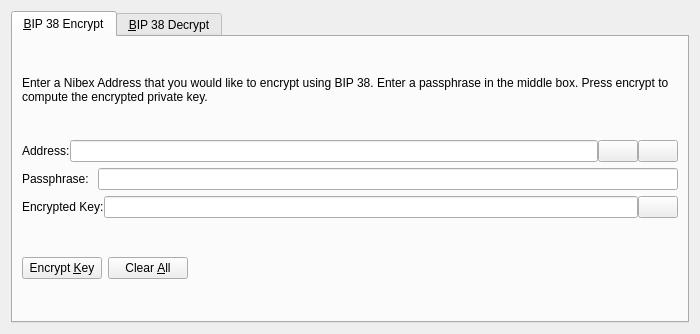
Old version of the form src/qt/forms/bip38tooldialog.ui in the repository eboot/Zix.
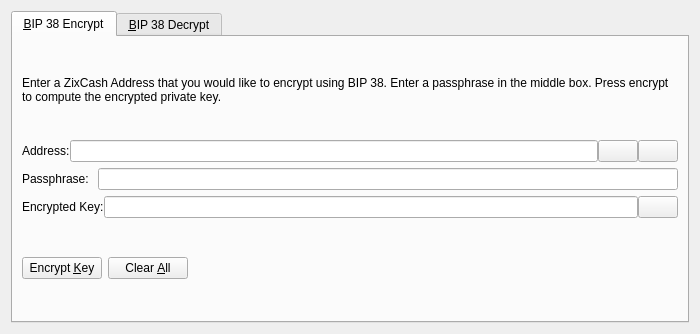
New version of the form. The open tabs and pages were chosen to show the change. Icons and pictures are not drawn. Custom widgets are drawn as their Qt base class.

The edit to the form file:
```diff
--- a/src/qt/forms/bip38tooldialog.ui
+++ b/src/qt/forms/bip38tooldialog.ui
@@ -30,7 +30,7 @@
        <item>
         <widget class="QLabel" name="infoLabel_ENC">
          <property name="text">
-          <string>Enter a Nibex Address that you would like to encrypt using BIP 38. Enter a passphrase in the middle box. Press encrypt to compute the encrypted private key.</string>
+          <string>Enter a ZixCash Address that you would like to encrypt using BIP 38. Enter a passphrase in the middle box. Press encrypt to compute the encrypted private key.</string>
          </property>
          <property name="textFormat">
           <enum>Qt::PlainText</enum>
```
Left out of the diff: 24 changed lines with no effect on the pictures.
